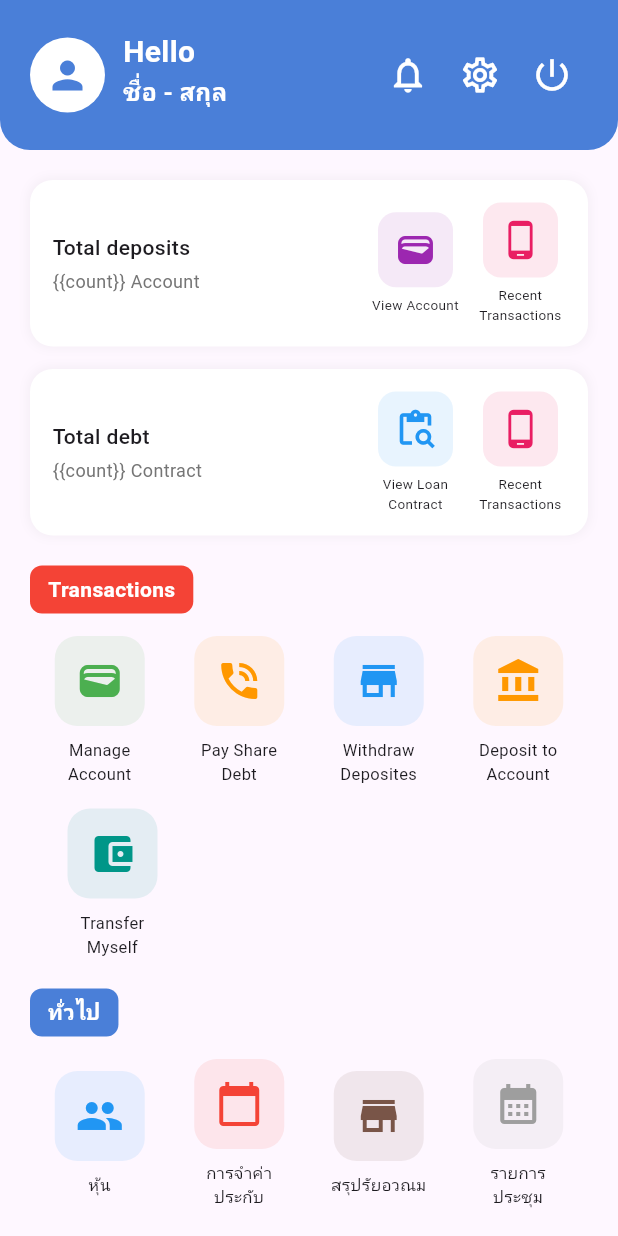
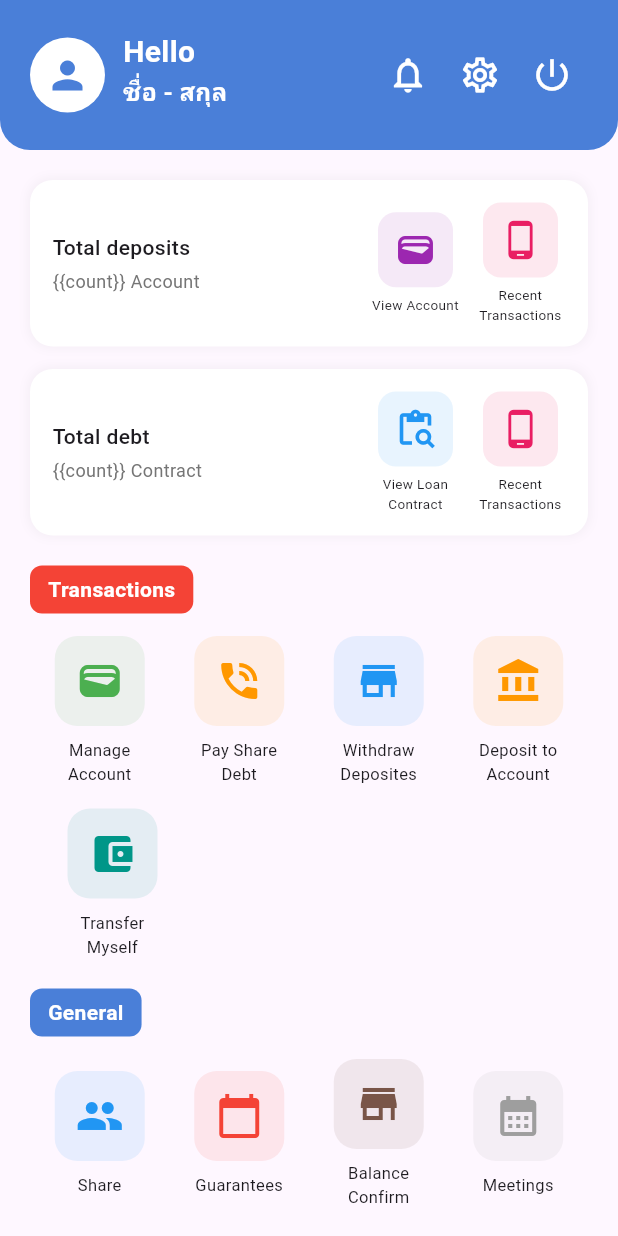
Before and after one commit to DemoEto/sko_flutter, a Flutter app: the HomePage screen opened directly, on a phone screen of 412 x 824 dp. Run offline on Flutter 3.47's test engine with Material 3 defaults, Android fonts, the phone set to English and light mode, and no system bars; our stand-ins replace easy_localization; network calls fail.

Commit message:
style: Transections General menu

```diff
--- a/assets/translations/en.json
+++ b/assets/translations/en.json
@@ -486,5 +486,11 @@
     "PayShareDebt":"Pay Share Debt",
     "WithdrawDeposites":"Withdraw Deposites",
     "DepositAccount":"Deposit to Account",
-    "TransferMyself":"Transfer Myself"
+    "TransferMyself":"Transfer Myself",
+    "Share":"Share",
+    "Guarantees":"Guarantees",
+    "BalanceConfirm":"Balance Confirm",
+    "Meetings":"Meetings"
+
+
 }
--- a/assets/translations/th.json
+++ b/assets/translations/th.json
@@ -482,5 +482,9 @@
     "PayShareDebt":"ชำระหุ้นหนี้",
     "WithdrawDeposites":"ถอนเงินฝาก",
     "DepositAccount":"ฝากเงินเข้า\nบัญชิ",
-    "TransferMyself":"โอนภายในบัญชีตัวเอง"
+    "TransferMyself":"โอนภายในบัญชีตัวเอง",
+    "Share":"หุ้น",
+    "Guarantees":"การค้ำประกัน",
+    "BalanceConfirm":"สรุปยอดรวม",
+    "Meetings":"รายการประชุม"
 }
--- a/lib/home/presentation/widgets/generalWidget.dart
+++ b/lib/home/presentation/widgets/generalWidget.dart
@@ -1,4 +1,5 @@
 import 'package:flutter/material.dart';
+import 'package:easy_localization/easy_localization.dart';
 
 // Widget ที่ 4: General Widget
 class generalWidget extends StatelessWidget {
@@ -17,8 +18,8 @@ class generalWidget extends StatelessWidget {
               color: const Color(0xFF4A7FD8),
               borderRadius: BorderRadius.circular(8),
             ),
-            child: const Text(
-              'ทั่วไป',
+            child: Text(
+              context.tr("General"),
               style: TextStyle(
                 color: Colors.white,
                 fontWeight: FontWeight.bold,
@@ -30,10 +31,10 @@ class generalWidget extends StatelessWidget {
           Row(
             mainAxisAlignment: MainAxisAlignment.spaceAround,
             children: [
-              _buildGeneralItem(Icons.people, 'หุ้น', Colors.blue),
-              _buildGeneralItem(Icons.calendar_today, 'การจำค่าประกับ', Colors.red),
-              _buildGeneralItem(Icons.store_mall_directory, 'สรุปรัยอวณม', Colors.brown),
-              _buildGeneralItem(Icons.calendar_month, 'รายการ\nประชุม', Colors.grey),
+              _buildGeneralItem(Icons.people, context.tr("Share"), Colors.blue),
+              _buildGeneralItem(Icons.calendar_today, context.tr("Guarantees"), Colors.red),
+              _buildGeneralItem(Icons.store_mall_directory, context.tr("BalanceConfirm"), Colors.brown),
+              _buildGeneralItem(Icons.calendar_month, context.tr("Meetings"), Colors.grey),
             ],
           ),
         ],
```
